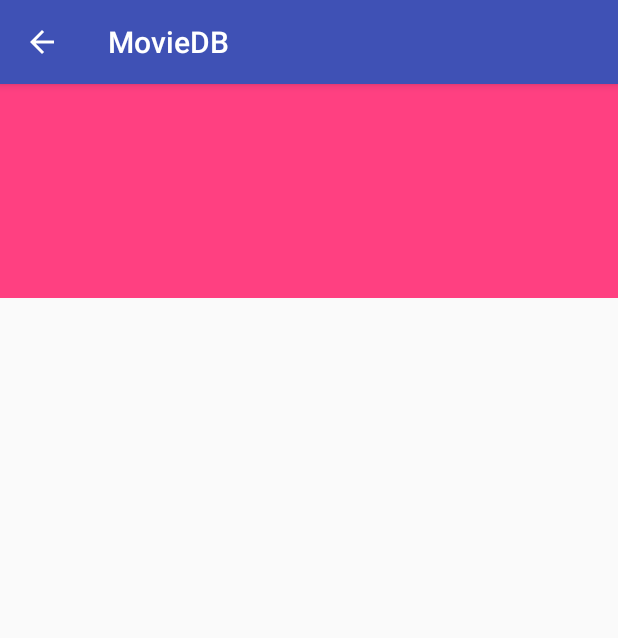
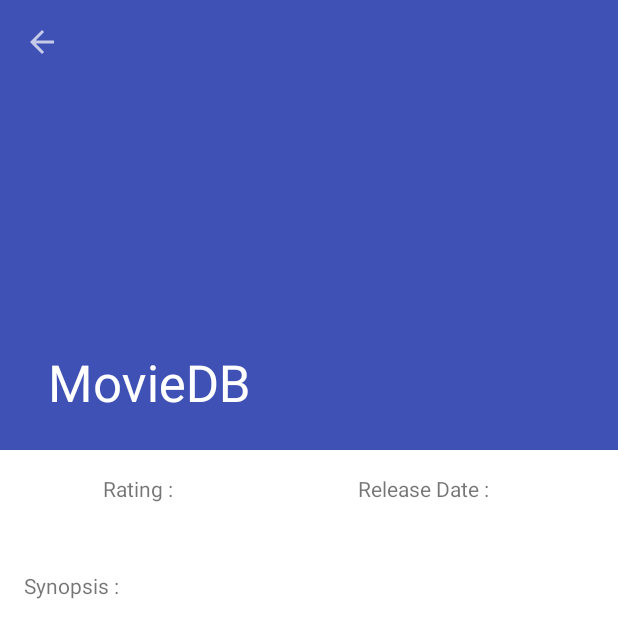
Before and after one commit to JonathanTanudjaja/MovieDB, an Android app: the DetailActivity screen opened directly, with no data from a screen before it, on a phone screen of 412 x 824 dp. Shown: the top 638 px of the screen. Run offline under Robolectric (Android 15) with nearby library versions, the phone set to English and light mode, and no system bars; our stand-ins replace ButterKnife; pictures from the network do not load; 5 statements that could not run were skipped.

Commit message:
Update based from review

```diff
--- a/app/src/main/AndroidManifest.xml
+++ b/app/src/main/AndroidManifest.xml
@@ -20,6 +20,7 @@
         </activity>
         <activity
             android:name=".DetailActivity"
+            android:theme="@style/NoActionBar"
             android:parentActivityName=".MainActivity">
             <meta-data
                 android:name="android.support.PARENT_ACTIVITY"
--- a/app/src/main/java/com/hypeclub/www/moviedb/DetailActivity.java
+++ b/app/src/main/java/com/hypeclub/www/moviedb/DetailActivity.java
@@ -2,6 +2,7 @@ package com.hypeclub.www.moviedb;
 
 import android.os.Bundle;
 import android.support.v7.app.AppCompatActivity;
+import android.support.v7.widget.Toolbar;
 import android.widget.ImageView;
 import android.widget.TextView;
 
@@ -14,11 +15,11 @@ import butterknife.ButterKnife;
 
 public class DetailActivity extends AppCompatActivity {
 
-    @BindView(R.id.movie_detail_poster) ImageView posterImage;
-    @BindView(R.id.movie_detail_title) TextView titleTV;
+    @BindView(R.id.app_bar_image) ImageView posterBar;
     @BindView(R.id.movie_detail_rating) TextView ratingTV;
     @BindView(R.id.movie_detail_release) TextView releaseTV;
     @BindView(R.id.movie_detail_overview) TextView overviewTV;
+    @BindView(R.id.toolbar) Toolbar toolbar;
 
     @Override
     protected void onCreate(Bundle savedInstanceState) {
@@ -26,13 +27,17 @@ public class DetailActivity extends AppCompatActivity {
         setContentView(R.layout.activity_detail);
         ButterKnife.bind(this);
 
+        setSupportActionBar(toolbar);
+        getSupportActionBar().setDisplayHomeAsUpEnabled(true);
+
         Movie movie = getIntent().getParcelableExtra(MainActivity.MOVIE_EXTRA);
 
         Glide.with(this)
                 .asDrawable()
-                .load(NetworkUtils.getMoviePosterBaseUri() + movie.getPosterPath())
-                .into(posterImage);
-        titleTV.setText(movie.getTitle());
+                .load(NetworkUtils.getLargeMoviePosterBaseUri() + movie.getPosterPath())
+                .into(posterBar);
+
+        setTitle(movie.getTitle());
         ratingTV.setText(movie.getVote_avg());
         releaseTV.setText(movie.getRelease_date());
         overviewTV.setText(movie.getOverview());
--- a/app/src/main/java/com/hypeclub/www/moviedb/MainActivity.java
+++ b/app/src/main/java/com/hypeclub/www/moviedb/MainActivity.java
@@ -12,7 +12,6 @@ import android.support.v7.widget.RecyclerView;
 import android.view.Menu;
 import android.view.MenuItem;
 import android.view.View;
-import android.widget.TextView;
 import android.widget.Toast;
 
 import com.hypeclub.www.moviedb.dialog.SortByDialogFragment;
@@ -31,7 +30,6 @@ public class MainActivity extends AppCompatActivity
         FetchMovieTask.OnTaskCompleted{
 
     @BindView(R.id.movie_list_rv) RecyclerView movieListRV;
-    @BindView(R.id.err_message_tv) TextView mErrMessage;
     @BindViews({R.id.rv_refresh_layout, R.id.empty_refresh_layout}) List<SwipeRefreshLayout> mSwipeRefreshLayout;
 
     ButterKnife.Action<SwipeRefreshLayout> SET_ON_REFRESH;
--- a/app/src/main/java/com/hypeclub/www/moviedb/task/FetchMovieTask.java
+++ b/app/src/main/java/com/hypeclub/www/moviedb/task/FetchMovieTask.java
@@ -1,7 +1,6 @@
 package com.hypeclub.www.moviedb.task;
 
 import android.os.AsyncTask;
-import android.view.View;
 
 import com.hypeclub.www.moviedb.model.Movie;
 import com.hypeclub.www.moviedb.utilities.MovieDataUtils;
--- a/app/src/main/java/com/hypeclub/www/moviedb/utilities/NetworkUtils.java
+++ b/app/src/main/java/com/hypeclub/www/moviedb/utilities/NetworkUtils.java
@@ -23,12 +23,17 @@ public final class NetworkUtils {
 
     private static final String MOVIE_POSTER_BASE_URI = "http://image.tmdb.org/t/p/w185/";
 
+    private static final String LARGE_MOVIE_POSTER_BASE_URI = "http://image.tmdb.org/t/p/w500/";
+
     private static final String API_KEY_QUERY_PARAM = "api_key";
 
     public static String getMoviePosterBaseUri() {
         return MOVIE_POSTER_BASE_URI;
     }
 
+    public static String getLargeMoviePosterBaseUri() {
+        return LARGE_MOVIE_POSTER_BASE_URI;
+    }
     static URL buildMovieListUrl(int sortBy) {
         Uri builtUri = Uri.parse(BASE_URI);
         if (sortBy == 1) {
--- a/app/src/main/java/com/hypeclub/www/moviedb/utilities/Preference.java
+++ b/app/src/main/java/com/hypeclub/www/moviedb/utilities/Preference.java
@@ -1,4 +1,6 @@
 package com.hypeclub.www.moviedb.utilities;
+
+import com.hypeclub.www.moviedb.BuildConfig;
 
 /**
  * Created by Jo on 18-Jun-17.
@@ -13,8 +15,7 @@ public final class Preference {
 
     public static int sortByIndex = 0;
 
-    // TODO: declare API_KEY here
-    private static final String API_KEY = "xxxxxxxxxxxxxxxxxxxxxxxxxxxxxxxx";
+    private static final String API_KEY = BuildConfig.API_KEY;
 
     public static String getApiKey() {
         return API_KEY;
--- a/app/src/main/res/layout/activity_detail.xml
+++ b/app/src/main/res/layout/activity_detail.xml
@@ -1,62 +1,42 @@
 <?xml version="1.0" encoding="utf-8"?>
-<ScrollView xmlns:android="http://schemas.android.com/apk/res/android"
-    xmlns:tools="http://schemas.android.com/tools"
+<android.support.design.widget.CoordinatorLayout
+    xmlns:android="http://schemas.android.com/apk/res/android"
+    xmlns:app="http://schemas.android.com/apk/res-auto"
+    android:fitsSystemWindows="true"
     android:layout_width="match_parent"
     android:layout_height="match_parent"
-    android:orientation="vertical"
-    tools:context="com.hypeclub.www.moviedb.DetailActivity">
+    android:background="@android:color/white">
 
-    <LinearLayout
+    <android.support.design.widget.AppBarLayout
+        android:id="@+id/appbar"
         android:layout_width="match_parent"
-        android:layout_height="wrap_content"
-        android:orientation="vertical">
+        android:layout_height="300dp"
+        android:fitsSystemWindows="true">
 
-        <LinearLayout
+        <android.support.design.widget.CollapsingToolbarLayout
             android:layout_width="match_parent"
-            android:layout_height="wrap_content"
-            android:orientation="horizontal"
-            android:padding="16dp"
-            android:background="@color/colorAccent">
+            android:layout_height="match_parent"
+            app:contentScrim="?attr/colorPrimary"
+            app:layout_scrollFlags="scroll|exitUntilCollapsed"
+            app:toolbarId="@+id/toolbar">
 
             <ImageView
-                android:id="@+id/movie_detail_poster"
-                android:layout_width="wrap_content"
+                android:id="@+id/app_bar_image"
+                android:layout_width="match_parent"
                 android:layout_height="match_parent"
-                android:contentDescription="@string/movie_poster_desc" />
+                android:contentDescription="@string/movie_poster_desc"
+                android:scaleType="centerCrop"
+                app:layout_collapseMode="parallax"
+                app:layout_collapseParallaxMultiplier="0.7" />
 
-            <LinearLayout
-                android:padding="16dp"
-                android:layout_width="0dp"
-                android:layout_weight="1"
-                android:layout_gravity="center"
-                android:layout_height="wrap_content"
-                android:orientation="vertical">
-                <TextView
-                    android:id="@+id/movie_detail_title"
-                    android:textSize="22sp"
-                    android:textColor="#fff"
-                    android:layout_width="wrap_content"
-                    android:layout_height="wrap_content" />
-                <TextView
-                    android:id="@+id/movie_detail_release"
-                    android:textSize="18sp"
-                    android:textColor="#fff"
-                    android:layout_width="wrap_content"
-                    android:layout_height="wrap_content" />
-                <TextView
-                    android:id="@+id/movie_detail_rating"
-                    android:textSize="18sp"
-                    android:textColor="#fff"
-                    android:layout_width="wrap_content"
-                    android:layout_height="wrap_content" />
-            </LinearLayout>
-        </LinearLayout>
+            <android.support.v7.widget.Toolbar
+                android:id="@+id/toolbar"
+                android:layout_width="match_parent"
+                android:layout_height="?attr/actionBarSize"
+                app:layout_collapseMode="pin" />
+        </android.support.design.widget.CollapsingToolbarLayout>
+    </android.support.design.widget.AppBarLayout>
 
-        <TextView
-            android:id="@+id/movie_detail_overview"
-            android:padding="16dp"
-            android:textSize="16sp"
-            android:layout_width="wrap_content"
-            android:layout_height="wrap_content" />
-    </LinearLayout>
-</ScrollView>
+    <include layout="@layout/content_detail"/>
+
+</android.support.design.widget.CoordinatorLayout>
--- a/app/src/main/res/layout/activity_main.xml
+++ b/app/src/main/res/layout/activity_main.xml
@@ -7,32 +7,37 @@
 
     <android.support.v4.widget.SwipeRefreshLayout
         android:id="@+id/rv_refresh_layout"
-        android:visibility="invisible"
-        android:layout_height="match_parent"
-        android:layout_width="match_parent">
+        android:layout_width="match_parent"
+        android:layout_height="match_parent">
 
         <android.support.v7.widget.RecyclerView
             android:id="@+id/movie_list_rv"
             android:layout_width="match_parent"
-            android:layout_height="match_parent"/>
+            android:layout_height="match_parent" />
 
     </android.support.v4.widget.SwipeRefreshLayout>
 
     <android.support.v4.widget.SwipeRefreshLayout
         android:id="@+id/empty_refresh_layout"
-        android:visibility="invisible"
+        android:layout_width="match_parent"
         android:layout_height="match_parent"
-        android:layout_width="match_parent">
+        android:visibility="invisible">
 
-        <TextView
-            android:id="@+id/err_message_tv"
-            android:text="@string/failed_fetch"
-            android:textAlignment="center"
-            android:layout_gravity="center"
-            android:layout_width="wrap_content"
-            android:layout_height="wrap_content" />
+        <LinearLayout
+            android:layout_width="match_parent"
+            android:layout_height="match_parent"
+            android:orientation="horizontal">
 
+            <TextView
+                android:id="@+id/textView"
+                android:layout_width="match_parent"
+                android:layout_height="wrap_content"
+                android:layout_gravity="center"
+                android:padding="16dp"
+                android:text="@string/failed_fetch"
+                android:textAlignment="center"
+                android:textSize="18sp" />
+        </LinearLayout>
     </android.support.v4.widget.SwipeRefreshLayout>
 
-
 </FrameLayout>
--- /dev/null
+++ b/app/src/main/res/layout/content_detail.xml
@@ -0,0 +1,83 @@
+<?xml version="1.0" encoding="utf-8"?>
+<android.support.v4.widget.NestedScrollView xmlns:android="http://schemas.android.com/apk/res/android"
+    xmlns:app="http://schemas.android.com/apk/res-auto"
+    android:layout_width="match_parent"
+    android:layout_height="wrap_content"
+    android:padding="16dp"
+    app:layout_behavior="android.support.design.widget.AppBarLayout$ScrollingViewBehavior">
+
+    <LinearLayout
+        android:layout_width="match_parent"
+        android:layout_height="wrap_content"
+        android:orientation="vertical">
+
+        <LinearLayout
+            android:layout_width="match_parent"
+            android:layout_height="wrap_content"
+            android:orientation="horizontal"
+            android:baselineAligned="false">
+
+            <LinearLayout
+                android:layout_width="0dp"
+                android:layout_height="match_parent"
+                android:layout_weight="1"
+                android:orientation="vertical">
+
+                <TextView
+                    android:layout_width="match_parent"
+                    android:layout_height="wrap_content"
+                    android:text="@string/rating_label"
+                    android:textAlignment="center"
+                    android:textColor="?android:attr/textColorSecondaryInverse" />
+
+                <TextView
+                    android:id="@+id/movie_detail_rating"
+                    android:layout_width="match_parent"
+                    android:layout_height="wrap_content"
+                    android:textAlignment="center"
+                    android:textColor="?android:attr/textColorPrimaryInverse"
+                    android:textSize="22sp" />
+            </LinearLayout>
+
+            <LinearLayout
+                android:layout_width="0dp"
+                android:layout_height="match_parent"
+                android:layout_weight="1.5"
+                android:orientation="vertical">
+
+                <TextView
+                    android:id="@+id/textView2"
+                    android:layout_width="match_parent"
+                    android:layout_height="wrap_content"
+                    android:text="@string/release_date_label"
+                    android:textAlignment="center"
+                    android:textColor="?android:attr/textColorSecondaryInverse" />
+
+                <TextView
+                    android:id="@+id/movie_detail_release"
+                    android:layout_width="match_parent"
+                    android:layout_height="wrap_content"
+                    android:textAlignment="center"
+                    android:textColor="?android:attr/textColorPrimaryInverse"
+                    android:textSize="22sp" />
+            </LinearLayout>
+
+        </LinearLayout>
+
+        <TextView
+            android:id="@+id/textView3"
+            android:layout_width="match_parent"
+            android:layout_height="wrap_content"
+            android:paddingTop="16dp"
+            android:text="@string/synopsis_label"
+            android:textColor="?android:attr/textColorSecondaryInverse" />
+
+        <TextView
+            android:id="@+id/movie_detail_overview"
+            android:layout_width="match_parent"
+            android:layout_height="wrap_content"
+            android:paddingTop="8dp"
+            android:textColor="?android:attr/textColorPrimaryInverse"
+            android:textSize="18sp" />
+    </LinearLayout>
+</android.support.v4.widget.NestedScrollView>
--- a/app/src/main/res/values/strings.xml
+++ b/app/src/main/res/values/strings.xml
@@ -1,9 +1,13 @@
 <resources>
     <string name="app_name">MovieDB</string>
-    <string name="failed_fetch">Failed to get movie list. Please try again later</string>
+    <string name="failed_fetch">Failed to get movie list.\nPlease try again later</string>
     <string name="error_message">Error occurred, try again later</string>
     <string name="action_sort">Sort</string>
     <string name="movie_poster_desc">Movie Poster</string>
     <string name="action_refresh">Refresh</string>
     <string name="SORT_BY_TITLE">Sort by</string>
+    <string name="action_settings">Settings</string>
+    <string name="rating_label">Rating :</string>
+    <string name="release_date_label">Release Date :</string>
+    <string name="synopsis_label">Synopsis :</string>
 </resources>
--- a/app/src/main/res/values/styles.xml
+++ b/app/src/main/res/values/styles.xml
@@ -3,6 +3,12 @@
     <!-- Base application theme. -->
     <style name="AppTheme" parent="Theme.AppCompat.Light.DarkActionBar">
         <!-- Customize your theme here. -->
+        <item name="colorPrimary">@color/colorPrimary</item>
+        <item name="colorPrimaryDark">@color/colorPrimaryDark</item>
+        <item name="colorAccent">@color/colorAccent</item>
+    </style>
+
+    <style name="NoActionBar" parent="Theme.AppCompat.NoActionBar">
         <item name="colorPrimary">@color/colorPrimary</item>
         <item name="colorPrimaryDark">@color/colorPrimaryDark</item>
         <item name="colorAccent">@color/colorAccent</item>
```
Also changed, not shown: app/build.gradle (+8 -0 lines), build.gradle (line endings or trailing spaces).
